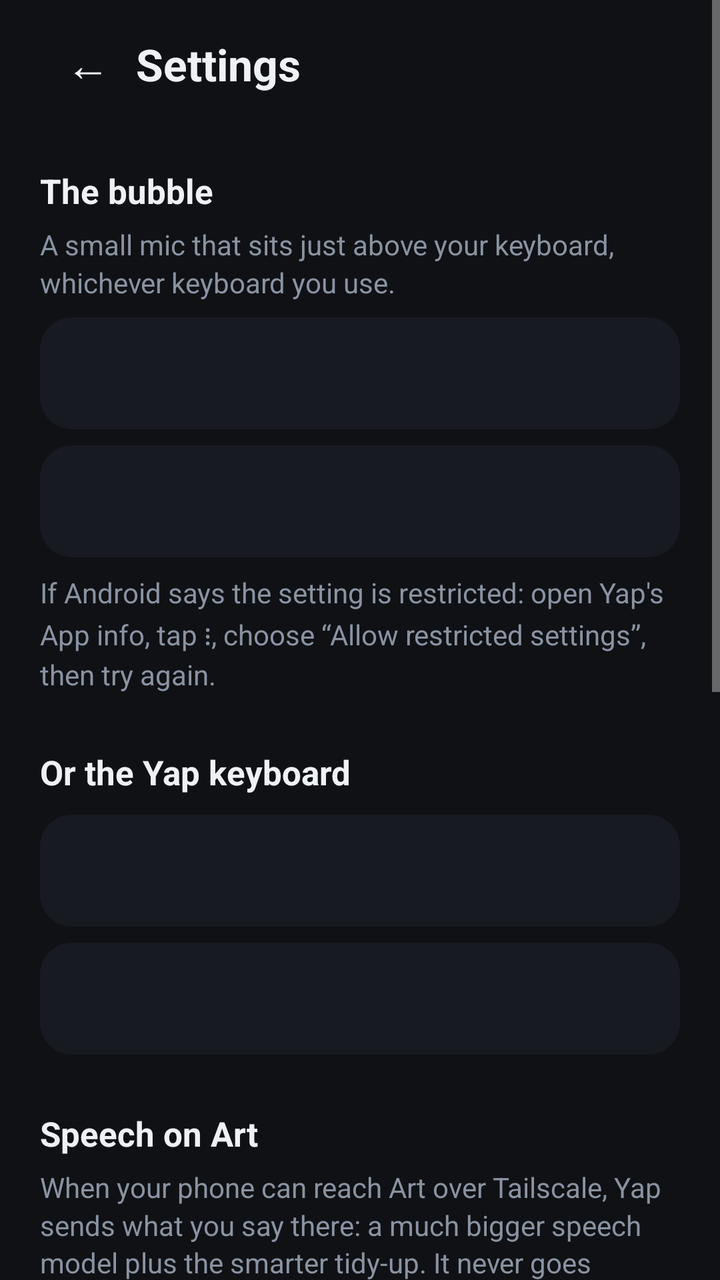
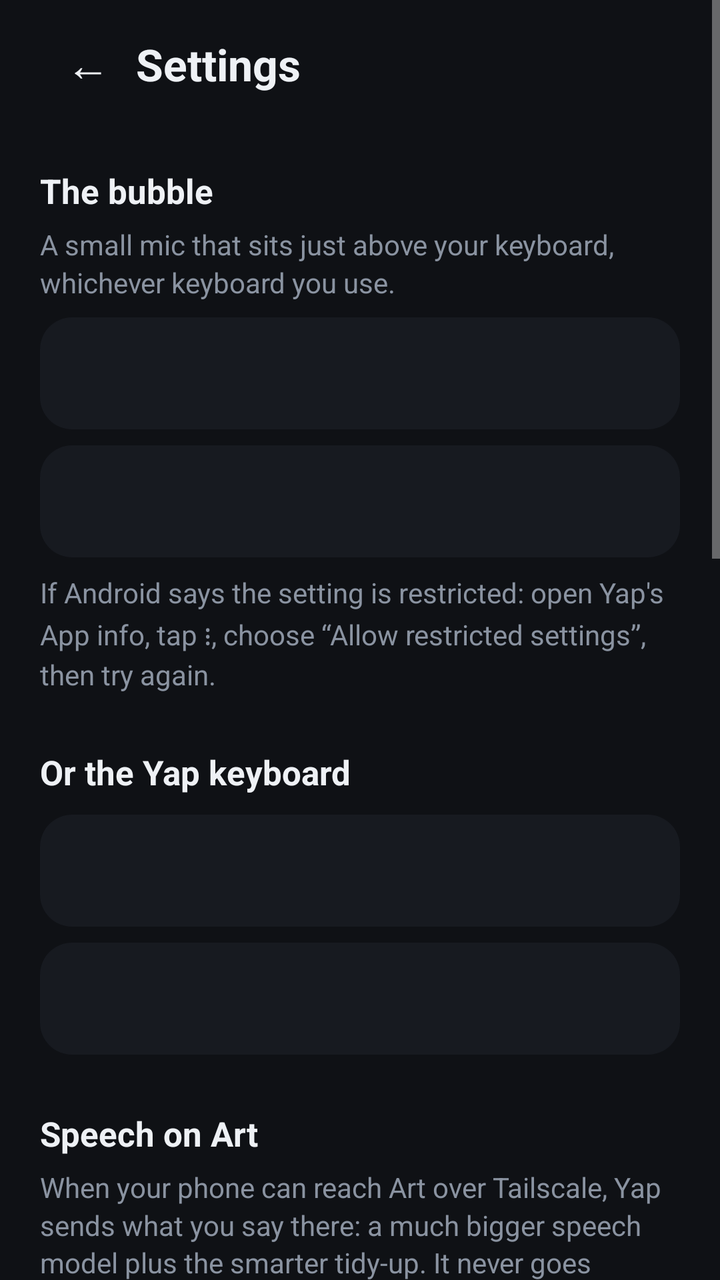

Compare the two renders of this Android layout. The source of the first and the diff that turns it into the second are given below.
<!-- AndroidManifest.xml: application theme Yap -->
<!-- res/layout/activity_settings.xml -->
<?xml version="1.0" encoding="utf-8"?>
<ScrollView xmlns:android="http://schemas.android.com/apk/res/android"
    android:layout_width="match_parent" android:layout_height="match_parent"
    android:fitsSystemWindows="true">

    <LinearLayout android:layout_width="match_parent" android:layout_height="wrap_content"
        android:orientation="vertical" android:paddingHorizontal="20dp" android:paddingTop="8dp" android:paddingBottom="32dp">

        <LinearLayout android:layout_width="match_parent" android:layout_height="wrap_content"
            android:orientation="horizontal" android:gravity="center_vertical">
            <TextView android:id="@+id/back" android:layout_width="48dp" android:layout_height="48dp"
                android:gravity="center" android:text="←" android:textSize="22sp" android:textColor="@color/ink"
                android:background="?android:attr/selectableItemBackgroundBorderless" android:contentDescription="Back" />
            <TextView android:layout_width="wrap_content" android:layout_height="wrap_content"
                android:text="Settings" android:textSize="22sp" android:textStyle="bold" android:textColor="@color/ink" />
        </LinearLayout>

        <TextView style="@style/Heading" android:text="The bubble" />
        <TextView style="@style/Note" android:text="A small mic that sits just above your keyboard, whichever keyboard you use." />
        <Button android:id="@+id/step_mic" style="@style/Step" />
        <Button android:id="@+id/step_bubble" style="@style/Step" />
        <TextView style="@style/Note" android:paddingTop="8dp"
            android:text="If Android says the setting is restricted: open Yap's App info, tap ⋮, choose “Allow restricted settings”, then try again." />

        <TextView style="@style/Heading" android:text="Or the Yap keyboard" />
        <Button android:id="@+id/step_enable" style="@style/Step" />
        <Button android:id="@+id/step_switch" style="@style/Step" />

        <TextView style="@style/Heading" android:text="Speech on Art" />
        <TextView style="@style/Note"
            android:text="When your phone can reach Art over Tailscale, Yap sends what you say there: a much bigger speech model plus the smarter tidy-up. It never goes anywhere else. Away from home, the phone does it all itself. Clear the address to always stay on the phone." />
        <EditText android:id="@+id/speech_url" style="@style/Field"
            android:hint="Blank = phone only" android:inputType="textUri" />

        <TextView style="@style/Heading" android:text="Tidy-up away from Art" />
        <TextView style="@style/Note"
            android:text="Optional. The phone always removes ums and stutters, and handles “scratch that” and “new line”. For smarter tidy-up when Art is off, point it at another Ollama server." />
        <EditText android:id="@+id/ollama_url" style="@style/Field"
            android:hint="Blank = phone's rules" android:inputType="textUri" />
        <EditText android:id="@+id/ollama_model" style="@style/Field"
            android:hint="qwen2.5:1.5b" android:inputType="text" />

        <TextView style="@style/Heading" android:text="Words to get right" />
        <TextView style="@style/Note" android:text="Names and jargon, separated by commas." />
        <EditText android:id="@+id/vocabulary" style="@style/Field" android:singleLine="false"
            android:hint="Tommy Games, Quiddler, Katharina" android:inputType="textMultiLine" />
    </LinearLayout>
</ScrollView>
<!-- resources referenced by this layout -->
<resources>
  <color name="ink">#eef1f5</color>
  <style name="Field">
          <item name="android:layout_width">match_parent</item>
          <item name="android:layout_height">wrap_content</item>
          <item name="android:layout_marginTop">10dp</item>
          <item name="android:minHeight">52dp</item>
          <item name="android:paddingHorizontal">16dp</item>
          <item name="android:paddingVertical">14dp</item>
          <item name="android:background">@drawable/field</item>
          <item name="android:textSize">16sp</item>
          <item name="android:textColor">@color/ink</item>
          <item name="android:textColorHint">@color/ink_soft</item>
          <item name="android:singleLine">true</item>
      </style>
  <style name="Heading">
          <item name="android:layout_width">match_parent</item>
          <item name="android:layout_height">wrap_content</item>
          <item name="android:textSize">17sp</item>
          <item name="android:textStyle">bold</item>
          <item name="android:textColor">@color/ink</item>
          <item name="android:paddingTop">28dp</item>
          <item name="android:paddingBottom">2dp</item>
      </style>
  <style name="Note">
          <item name="android:layout_width">match_parent</item>
          <item name="android:layout_height">wrap_content</item>
          <item name="android:textSize">14sp</item>
          <item name="android:lineSpacingMultiplier">1.15</item>
          <item name="android:textColor">@color/ink_soft</item>
          <item name="android:paddingTop">4dp</item>
      </style>
  <style name="Step" parent="android:Widget.Material.Button.Borderless">
          <item name="android:layout_width">match_parent</item>
          <item name="android:layout_height">wrap_content</item>
          <item name="android:minHeight">56dp</item>
          <item name="android:layout_marginTop">8dp</item>
          <item name="android:textAllCaps">false</item>
          <item name="android:textSize">16sp</item>
          <item name="android:textColor">@color/ink</item>
          <item name="android:gravity">start|center_vertical</item>
          <item name="android:paddingHorizontal">18dp</item>
          <item name="android:background">@drawable/card</item>
          <item name="android:stateListAnimator">@null</item>
      </style>
  <style name="Yap" parent="android:Theme.Material.NoActionBar">
          <item name="android:colorAccent">@color/accent</item>
          <item name="android:colorControlActivated">@color/accent</item>
          <item name="android:textColorHighlight">#448ecbff</item>
          <item name="android:windowBackground">@color/board</item>
          <item name="android:statusBarColor">@color/board</item>
          <item name="android:navigationBarColor">@color/board</item>
      </style>
  <!-- drawable field (drawable) -->
  <?xml version="1.0" encoding="utf-8"?>
  <selector xmlns:android="http://schemas.android.com/apk/res/android">
      <item android:state_focused="true"><shape><solid android:color="@color/surface"/><stroke android:width="1.5dp" android:color="@color/accent"/><corners android:radius="14dp"/></shape></item>
      <item><shape><solid android:color="@color/surface"/><stroke android:width="1dp" android:color="@color/line"/><corners android:radius="14dp"/></shape></item>
  </selector>
  <color name="ink_soft">#8a93a1</color>
  <!-- drawable card (drawable) -->
  <?xml version="1.0" encoding="utf-8"?>
  <selector xmlns:android="http://schemas.android.com/apk/res/android">
      <item android:state_pressed="true"><shape><solid android:color="@color/key"/><corners android:radius="16dp"/></shape></item>
      <item><shape><solid android:color="@color/surface"/><corners android:radius="16dp"/></shape></item>
  </selector>
  <color name="accent">#8ecbff</color>
  <color name="board">#0f1115</color>
  <color name="surface">#171a20</color>
  <color name="line">#262a32</color>
  <color name="key">#1f232a</color>
</resources>

<!-- the commit's change to res/layout/activity_settings.xml (unified diff, before → after) -->
@@ -44,5 +44,23 @@
         <TextView style="@style/Note" android:text="Names and jargon, separated by commas." />
         <EditText android:id="@+id/vocabulary" style="@style/Field" android:singleLine="false"
             android:hint="Tommy Games, Quiddler, Katharina" android:inputType="textMultiLine" />
+
+        <TextView style="@style/Heading" android:text="Diagnostics" />
+        <TextView style="@style/Note"
+            android:text="What the bubble did with your last dictations: which box it found, how it typed, and whether the text stuck. It never stores what you said. If something goes wrong, tap Copy report and send it to Riley." />
+        <TextView android:id="@+id/diag_info" style="@style/Note" android:paddingTop="10dp" android:textIsSelectable="true" />
+        <TextView android:id="@+id/diag_log"
+            android:layout_width="match_parent" android:layout_height="wrap_content"
+            android:layout_marginTop="8dp" android:padding="14dp"
+            android:background="@drawable/card" android:textColor="@color/ink_soft"
+            android:textSize="12sp" android:fontFamily="monospace" android:textIsSelectable="true"
+            android:lineSpacingMultiplier="1.2" />
+        <LinearLayout android:layout_width="match_parent" android:layout_height="wrap_content"
+            android:orientation="horizontal" android:paddingTop="4dp">
+            <Button android:id="@+id/diag_copy" style="@style/Step" android:layout_width="0dp" android:layout_weight="1"
+                android:layout_marginEnd="8dp" android:gravity="center" android:text="Copy report" />
+            <Button android:id="@+id/diag_clear" style="@style/Step" android:layout_width="0dp" android:layout_weight="1"
+                android:gravity="center" android:text="Clear" />
+        </LinearLayout>
     </LinearLayout>
 </ScrollView>
<!-- resource entries referenced after the edit -->
@@ -1,6 +1,13 @@
 <!-- resources referenced by this layout -->
 <resources>
   <color name="ink">#eef1f5</color>
+  <color name="ink_soft">#8a93a1</color>
+  <!-- drawable card (drawable) -->
+  <?xml version="1.0" encoding="utf-8"?>
+  <selector xmlns:android="http://schemas.android.com/apk/res/android">
+      <item android:state_pressed="true"><shape><solid android:color="@color/key"/><corners android:radius="16dp"/></shape></item>
+      <item><shape><solid android:color="@color/surface"/><corners android:radius="16dp"/></shape></item>
+  </selector>
   <style name="Field">
           <item name="android:layout_width">match_parent</item>
           <item name="android:layout_height">wrap_content</item>
@@ -52,23 +59,16 @@
           <item name="android:statusBarColor">@color/board</item>
           <item name="android:navigationBarColor">@color/board</item>
       </style>
+  <color name="key">#1f232a</color>
+  <color name="surface">#171a20</color>
   <!-- drawable field (drawable) -->
   <?xml version="1.0" encoding="utf-8"?>
   <selector xmlns:android="http://schemas.android.com/apk/res/android">
       <item android:state_focused="true"><shape><solid android:color="@color/surface"/><stroke android:width="1.5dp" android:color="@color/accent"/><corners android:radius="14dp"/></shape></item>
       <item><shape><solid android:color="@color/surface"/><stroke android:width="1dp" android:color="@color/line"/><corners android:radius="14dp"/></shape></item>
   </selector>
-  <color name="ink_soft">#8a93a1</color>
-  <!-- drawable card (drawable) -->
-  <?xml version="1.0" encoding="utf-8"?>
-  <selector xmlns:android="http://schemas.android.com/apk/res/android">
-      <item android:state_pressed="true"><shape><solid android:color="@color/key"/><corners android:radius="16dp"/></shape></item>
-      <item><shape><solid android:color="@color/surface"/><corners android:radius="16dp"/></shape></item>
-  </selector>
   <color name="accent">#8ecbff</color>
   <color name="board">#0f1115</color>
-  <color name="surface">#171a20</color>
   <color name="line">#262a32</color>
-  <color name="key">#1f232a</color>
 </resources>
 
